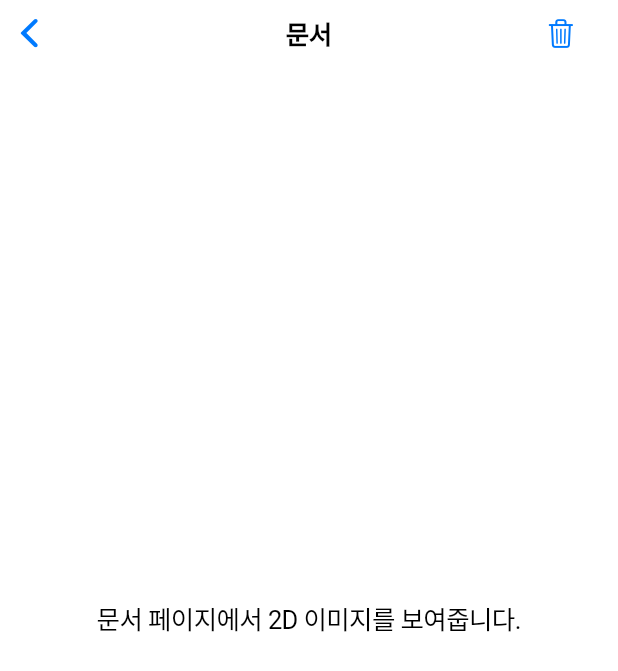
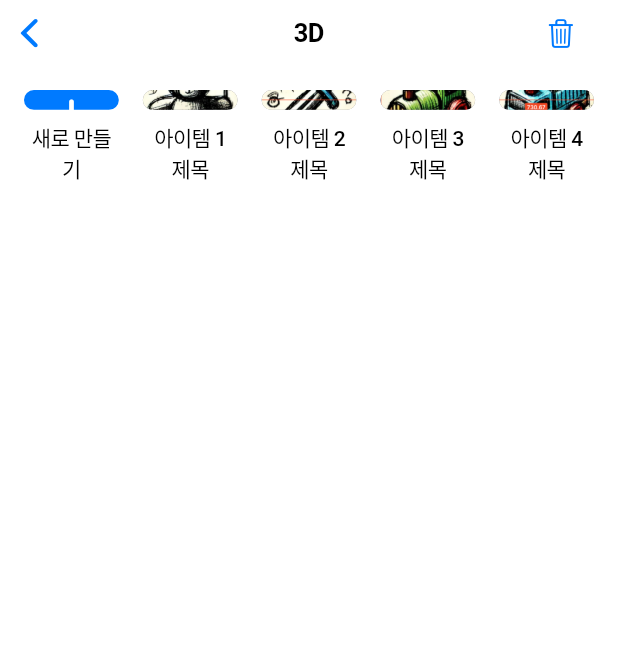
Before and after one commit to SKT-FLY-AI-ASAP/toystory-fe, a Flutter app: the DocumentPage screen opened directly, on a phone screen of 412 x 824 dp. Shown: the top 671 px of the screen. Run offline on Flutter 3.47's test engine with Material 3 defaults, Android fonts, the phone set to English and light mode, and no system bars.

Commit message:
feat: Modify document page (#5)

```diff
--- a/toystory/lib/screen/document_page.dart
+++ b/toystory/lib/screen/document_page.dart
@@ -1,22 +1,86 @@
 import 'package:flutter/cupertino.dart';
 
 class DocumentPage extends StatelessWidget {
+  const DocumentPage({Key? key}) : super(key: key);
+
   @override
   Widget build(BuildContext context) {
+    // 화면의 너비를 가져옴
+    final double screenWidth = MediaQuery.of(context).size.width;
+
     return CupertinoPageScaffold(
       navigationBar: CupertinoNavigationBar(
-        middle: Text('문서'),
+        middle: Text('3D'),
         trailing: CupertinoButton(
           padding: EdgeInsets.zero,
           onPressed: () {
-            // 2D 이미지 삭제 기능 구현
-            print('문서 페이지의 휴지통 버튼 눌림');
+            // 3D 이미지 삭제 기능 구현
+            print('3D 페이지의 휴지통 버튼 눌림');
           },
           child: Icon(CupertinoIcons.trash),
         ),
       ),
-      child: Center(
-        child: Text('문서 페이지에서 2D 이미지를 보여줍니다.'),
+      child: SafeArea(
+        child: GridView.count(
+          crossAxisCount: 5, // 한 행에 5개의 아이템을 배치
+          padding: const EdgeInsets.all(16.0),
+          crossAxisSpacing: 16.0, // 아이템 사이의 가로 간격
+          mainAxisSpacing: 16.0, // 아이템 사이의 세로 간격
+          children: List.generate(5, (index) {
+            return Column(
+              children: [
+                Expanded(
+                  child: GestureDetector(
+                    onTap: () {
+                      if (index == 0) {
+                        // Navigator.push(
+                        //   context,
+                        //   CupertinoPageRoute(
+                        //     builder: (context) => const DrawScreen(title: '제목'),
+                        //   ),
+                        // );
+                      }
+                    },
+                    child: Container(
+                      decoration: BoxDecoration(
+                        color: index == 0
+                            ? CupertinoColors.activeBlue
+                            : CupertinoColors.systemGrey,
+                        borderRadius: BorderRadius.circular(10),
+                      ),
+                      width: screenWidth / 6, // 아이템 너비 (화면의 1/6로 설정)
+                      child: index == 0
+                          ? Center(
+                              child: Icon(
+                                CupertinoIcons.add, // 첫 번째 박스에 아이콘을 표시
+                                color: CupertinoColors.white,
+                                size: 40,
+                              ),
+                            )
+                          : ClipRRect(
+                              borderRadius: BorderRadius.circular(10),
+                              child: Image.asset(
+                                'assets/img/2d/image_$index.png', // 이미지 파일 경로
+                                fit: BoxFit.cover, // 이미지를 꽉 채우기
+                              ),
+                            ),
+                    ),
+                  ),
+                ),
+                const SizedBox(height: 8), // 아이템과 제목 사이의 간격
+                Text(
+                  index == 0 ? '새로 만들기' : '아이템 $index 제목',
+                  style: const TextStyle(
+                    fontSize: 14,
+                    fontWeight: FontWeight.w500,
+                    color: CupertinoColors.black,
+                  ),
+                  textAlign: TextAlign.center,
+                ),
+              ],
+            );
+          }),
+        ),
       ),
     );
   }
--- a/toystory/pubspec.yaml
+++ b/toystory/pubspec.yaml
@@ -60,7 +60,7 @@ flutter:
 
   # To add assets to your application, add an assets section, like this:
   assets:
-    - assets/img/
+    - assets/img/2d/
   #   - images/a_dot_burr.jpeg
   #   - images/a_dot_ham.jpeg
 
```
Also changed, not shown: toystory/assets/img/2d/image_0.png (renamed from toystory/assets/img/2d/airplane.png), toystory/assets/img/2d/image_1.png (renamed from toystory/assets/img/2d/bear.png), toystory/assets/img/2d/image_2.png (renamed from toystory/assets/img/2d/excalibur.png), toystory/assets/img/2d/image_3.png (renamed from toystory/assets/img/2d/train.png), toystory/assets/img/2d/image_4.png (renamed from toystory/assets/img/2d/truck.png).
